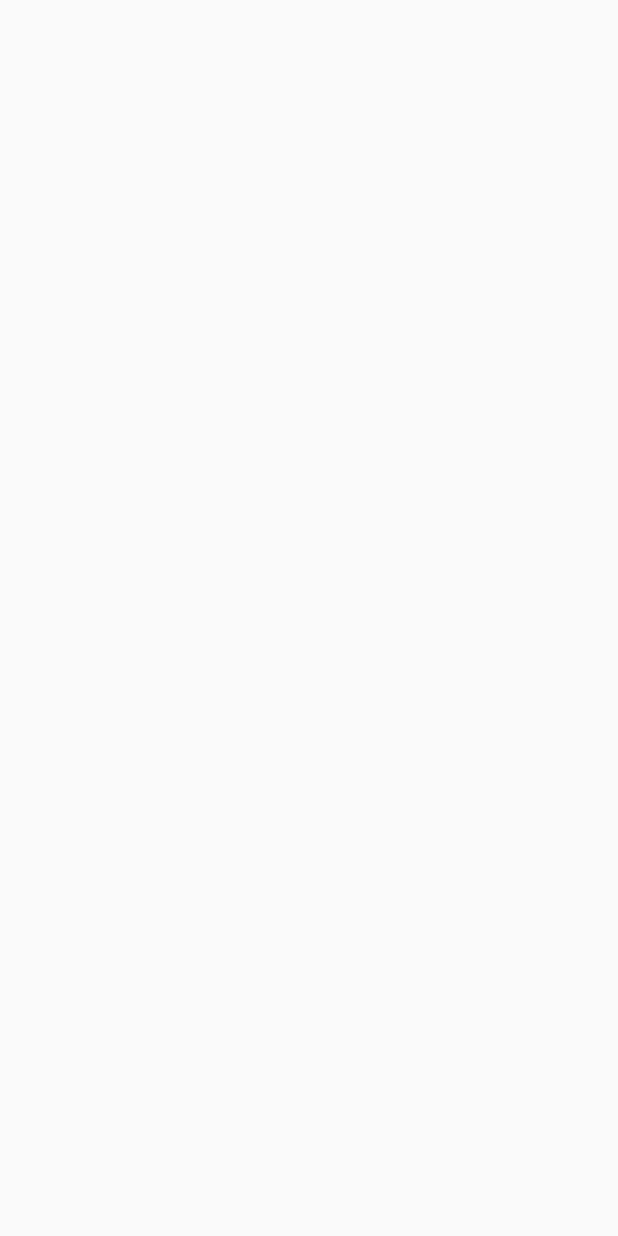
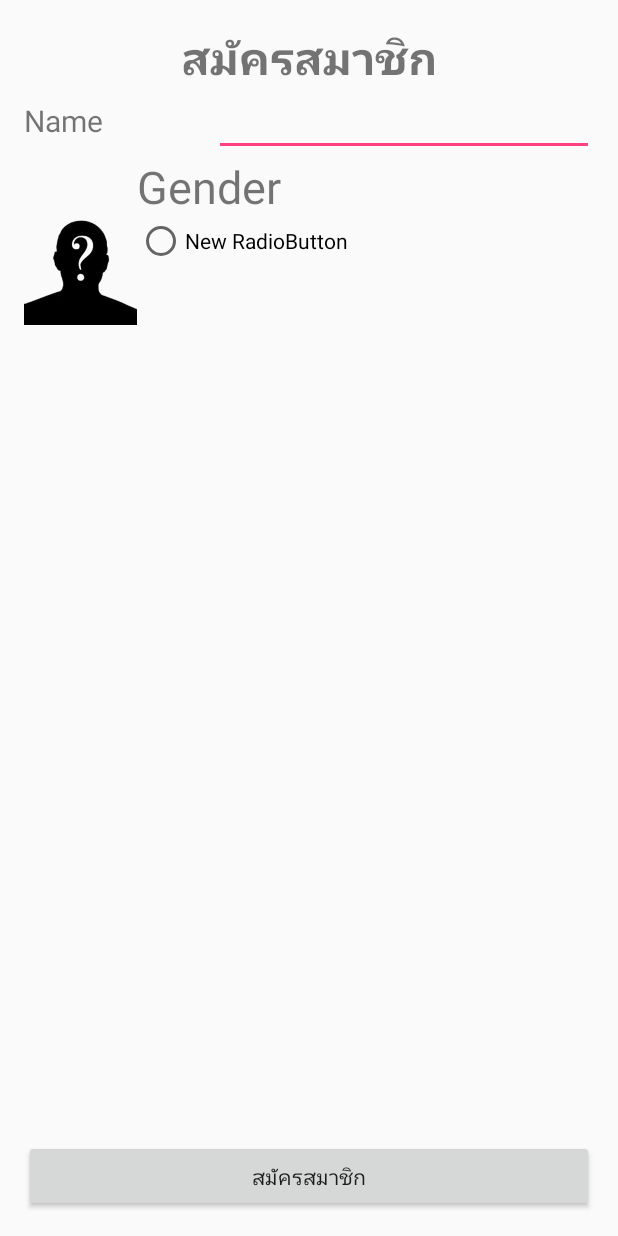
Before and after one commit to NLGRF/MyApplication, an Android app: the SignUpActivity screen opened directly, with no data from a screen before it, on a phone screen of 412 x 824 dp. Before the commit the screen is empty. Run offline under Robolectric (Android 15) with nearby library versions, the phone set to English and light mode, and no system bars.

Commit message:
End Day 1st

```diff
--- a/app/src/main/res/layout/activity_sign_up.xml
+++ b/app/src/main/res/layout/activity_sign_up.xml
@@ -9,4 +9,87 @@
     android:paddingTop="@dimen/activity_vertical_margin"
     tools:context="sut.nlgrf.myapplication.SignUpActivity">
 
+    <Button
+        android:layout_width="fill_parent"
+        android:layout_height="wrap_content"
+        android:text="@string/signup"
+        android:id="@+id/button3"
+        android:layout_alignParentEnd="false"
+        android:layout_alignParentLeft="false"
+        android:layout_alignParentBottom="true" />
+
+    <LinearLayout
+        android:orientation="vertical"
+        android:layout_width="match_parent"
+        android:layout_height="match_parent"
+        android:layout_above="@+id/button3">
+
+        <TextView
+            android:layout_width="wrap_content"
+            android:layout_height="wrap_content"
+            android:text="@string/signup"
+            android:id="@+id/textView"
+            android:textSize="@dimen/h1"
+            android:textStyle="bold"
+            android:layout_gravity="center_horizontal" />
+
+        <LinearLayout
+            android:orientation="horizontal"
+            android:layout_width="match_parent"
+            android:layout_height="wrap_content">
+
+            <TextView
+                android:layout_width="match_parent"
+                android:layout_height="wrap_content"
+                android:text="Name"
+                android:id="@+id/textView2"
+                android:textSize="@dimen/h2"
+                android:layout_weight="2" />
+
+            <EditText
+                android:layout_width="match_parent"
+                android:layout_height="wrap_content"
+                android:id="@+id/editText"
+                android:layout_weight="1" />
+        </LinearLayout>
+
+        <LinearLayout
+            android:orientation="horizontal"
+            android:layout_width="match_parent"
+            android:layout_height="wrap_content">
+
+            <ImageView
+                android:layout_width="@dimen/icon"
+                android:layout_height="@dimen/icon"
+                android:id="@+id/imageView"
+                android:src="@drawable/question_man"
+                android:layout_weight="1" />
+
+            <LinearLayout
+                android:orientation="vertical"
+                android:layout_width="match_parent"
+                android:layout_height="match_parent"
+                android:layout_weight="1">
+
+                <TextView
+                    android:layout_width="wrap_content"
+                    android:layout_height="wrap_content"
+                    android:text="Gender"
+                    android:id="@+id/textView3"
+                    android:textSize="@dimen/h1" />
+
+                <RadioGroup
+                    android:layout_width="wrap_content"
+                    android:layout_height="wrap_content"
+                    android:id="@+id/ragGender">
+
+                    <RadioButton
+                        android:layout_width="wrap_content"
+                        android:layout_height="wrap_content"
+                        android:text="New RadioButton"
+                        android:id="@+id/radioButton" />
+                </RadioGroup>
+            </LinearLayout>
+        </LinearLayout>
+    </LinearLayout>
 </RelativeLayout>
--- a/app/src/main/res/values/dimens.xml
+++ b/app/src/main/res/values/dimens.xml
@@ -2,4 +2,10 @@
     <!-- Default screen margins, per the Android Design guidelines. -->
     <dimen name="activity_horizontal_margin">16dp</dimen>
     <dimen name="activity_vertical_margin">16dp</dimen>
+
+    <dimen name="h1">30sp</dimen>
+    <dimen name="h2">20sp</dimen>
+    <dimen name="icon">150dp</dimen>
+
+
 </resources>
```
Also changed, not shown: app/src/main/res/drawable/question_man.png (added).
